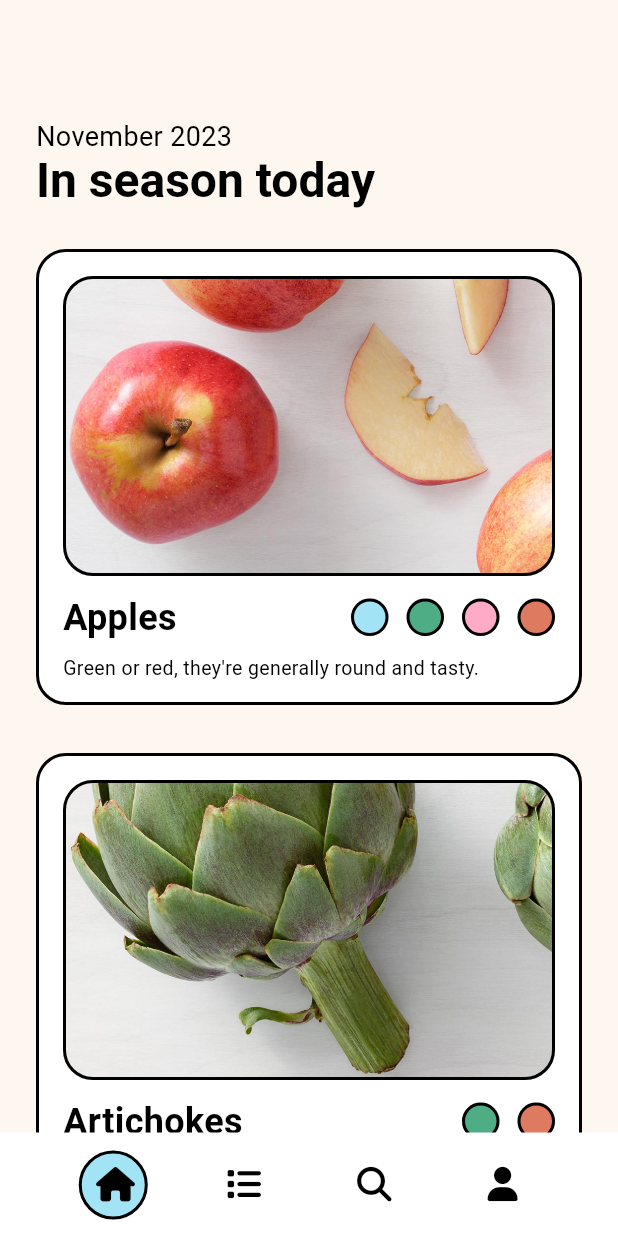
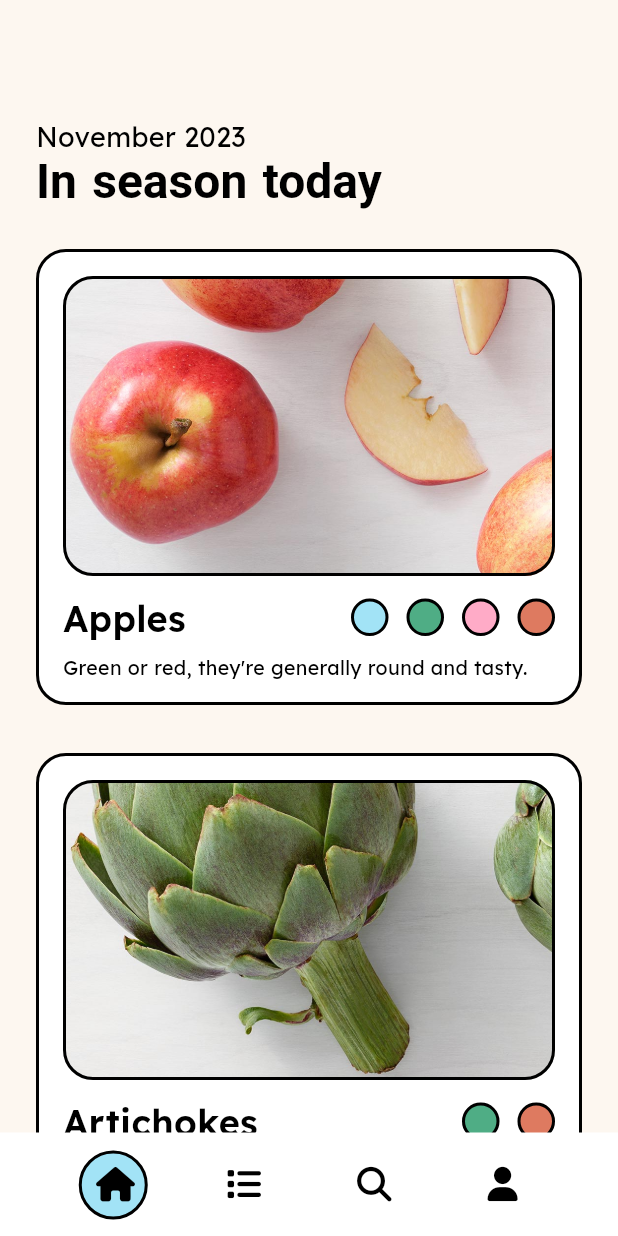
Before and after one commit to leighajarett/veggie_seasons_v2, a Flutter app: the screen it shows after launch, on a phone screen of 412 x 824 dp. Run offline on Flutter 3.47's test engine with Material 3 defaults, Android fonts, the phone set to English and light mode, and no system bars; our stand-ins replace font_awesome_flutter, google_fonts, shared_preferences; missing offline and left inert: dart:ffi, widgetbook, widgetbook_annotation.

Commit message:
Put back GoogleFonts

```diff
--- a/lib/main.dart
+++ b/lib/main.dart
@@ -21,7 +21,7 @@ class VeggieSeasonsApp extends StatelessWidget {
       title: 'Veggie Seasons',
       theme: ThemeData(
         scaffoldBackgroundColor: $styles.colors.background,
-        // fontFamily: $styles.text.fontFamily,
+        fontFamily: $styles.text.fontFamily,
         colorScheme: $styles.colors.toColorScheme(),
       ),
       debugShowCheckedModeBanner: false,
--- a/lib/styles/styles.dart
+++ b/lib/styles/styles.dart
@@ -18,7 +18,7 @@ class AppStyle {
 @immutable
 class _Text {
   final TextStyle font = const TextStyle();
-  // final String? fontFamily = GoogleFonts.lexend().fontFamily;
+  final String? fontFamily = GoogleFonts.lexend().fontFamily;
 
   late final TextStyle heading1;
   late final TextStyle heading2;
```
